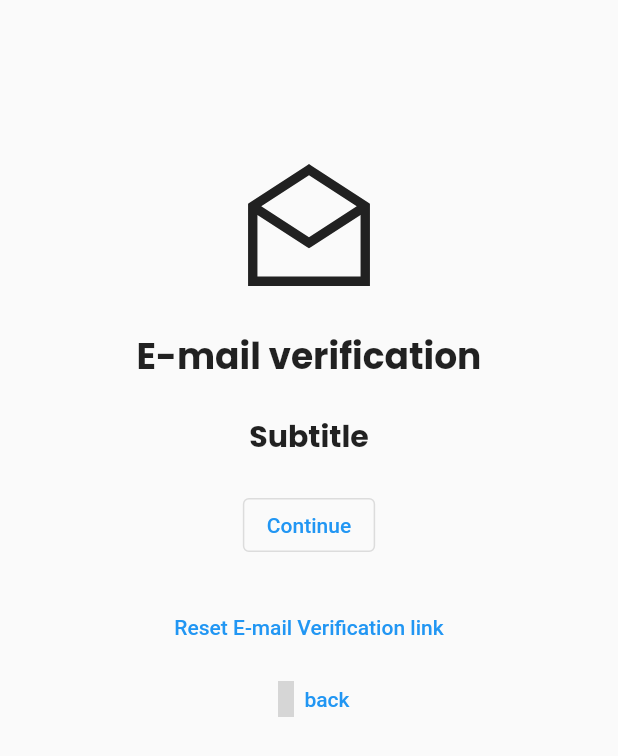
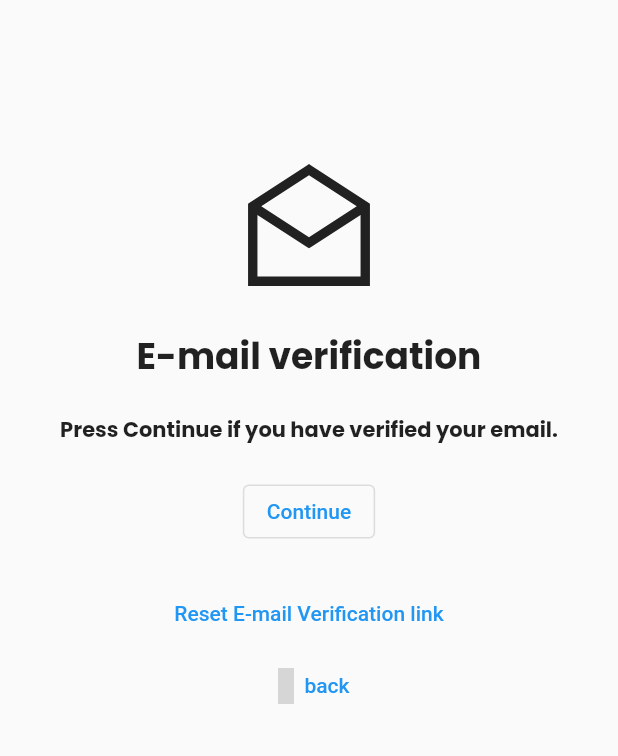
Before and after one commit to shreyxnsh/Aashayein-RehabCentre, a Flutter app: the MailVerification screen opened directly, on a phone screen of 412 x 824 dp. Shown: the top 756 px of the screen. Run offline on Flutter 3.47's test engine with Material 2 defaults, Android fonts, the phone set to English and light mode, and no system bars; our stand-ins replace cloud_firestore, firebase_auth, firebase_core, flutter_native_splash, flutter_otp_text_field, get and 1 more; accounts and stored records are empty; network calls fail; grey boxes are pictures that could not be loaded.

Commit message:
bug fixes

```diff
--- a/lib/main.dart
+++ b/lib/main.dart
@@ -13,6 +13,7 @@ void main() async{
 
   runApp(const MyApp());
 }
+
 
 
 
--- a/lib/src/features/screens/login/login_screen.dart
+++ b/lib/src/features/screens/login/login_screen.dart
@@ -12,8 +12,6 @@ import 'login_form_widget.dart';
 
 class LoginScreen extends StatelessWidget {
    LoginScreen({super.key});
-
-
 
   @override
   Widget build(BuildContext context) {
--- a/lib/src/features/screens/mail_verification/mail_verification.dart
+++ b/lib/src/features/screens/mail_verification/mail_verification.dart
@@ -33,13 +33,15 @@ class MailVerification extends StatelessWidget {
             SizedBox(
               height: 20,
             ),
-            Text(
-              'Subtitle',
-              style: TextStyle(
-                fontFamily: 'PoppinsBold',
-                fontSize: 20,
+            Center(
+              child: Text(
+                'Press Continue if you have verified your email.',
+                style: TextStyle(
+                  fontFamily: 'PoppinsBold',
+                  fontSize: 14,
+                ),
+
               ),
-
             ),
             SizedBox(
               height: 20,
--- a/lib/src/features/screens/signup/signup_form_widget.dart
+++ b/lib/src/features/screens/signup/signup_form_widget.dart
@@ -5,6 +5,7 @@ import 'package:get/get_core/src/get_main.dart';
 import 'package:rehabcentre/src/features/controllers/signup_screen_controller.dart';
 import 'package:rehabcentre/src/features/models/user_model.dart';
 import 'package:rehabcentre/src/features/screens/forgot_password/forgot_password_otp/otp_screen.dart';
+import 'package:rehabcentre/src/features/screens/mail_verification/mail_verification.dart';
 
 import '../../../constants/colors.dart';
 
@@ -125,7 +126,7 @@ class SignupFormWidget extends StatelessWidget {
                         email: controller.email.text.trim(),
                         password: controller.password.text.trim(),
                       );
-                      Get.to(() => const OTPScreen());
+                      Get.to(MailVerification());
                     }
                   },
                   child: Text(
--- a/lib/src/utils/DummyScreen.dart
+++ b/lib/src/utils/DummyScreen.dart
@@ -41,6 +41,7 @@ class DummyScreen extends StatelessWidget {
                   child: ListTile(
                     title: Text(centre.name),
                     subtitle: Text(centre.address),
+                    //dnmfieus
                     // Add more fields as required
                   ),
                 );
```
Also changed, not shown: lib/src/features/screens/dashboard/dashboard.dart (+9 -0 lines), pubspec.lock, 1 other file.
